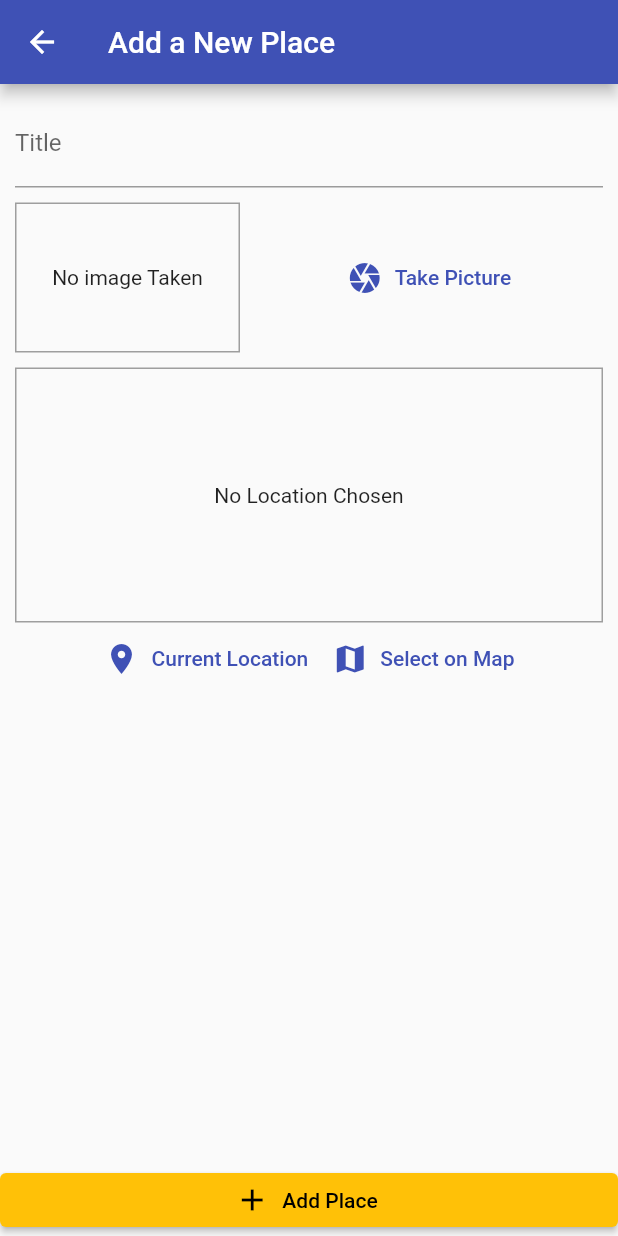
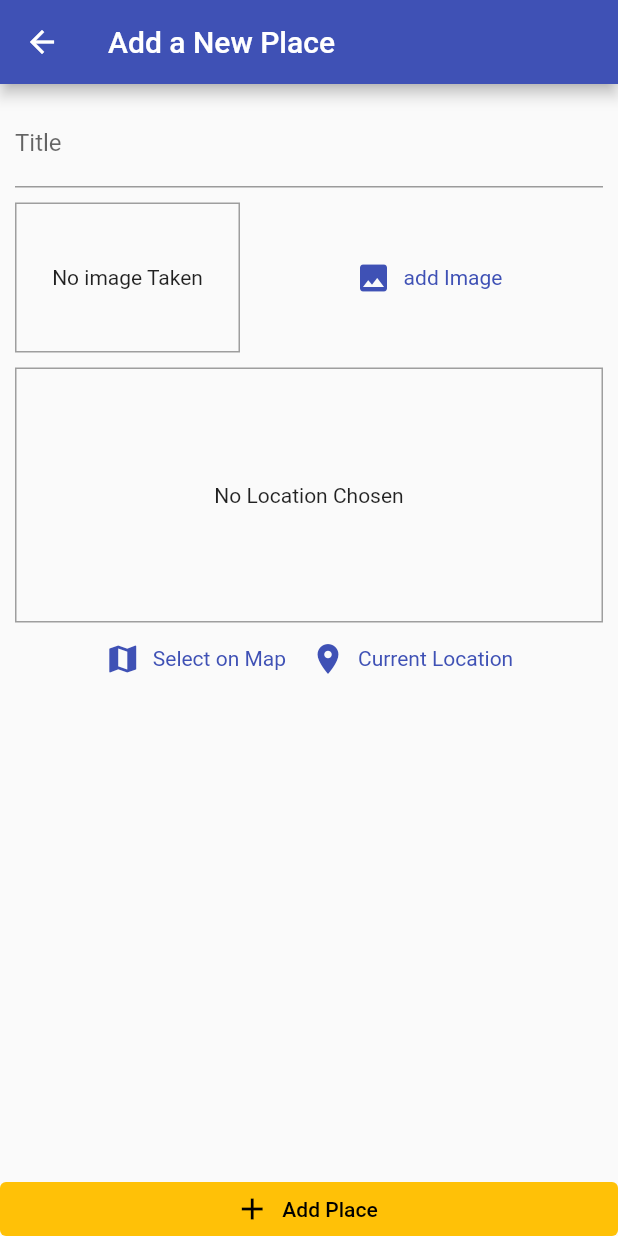
Before and after one commit to devopsengineering06/flutter_greatplaces_app, a Flutter app: the screen it shows after launch, after a tap on the "add" icon, on a phone screen of 412 x 824 dp. Run offline on Flutter 3.47's test engine with Material 2 defaults, Android fonts, the phone set to English and light mode, and no system bars; our stand-ins replace google_maps_flutter, image_picker, location, sqflite; accounts and stored records are empty.

```diff
--- a/lib/helpers/location_helper.dart
+++ b/lib/helpers/location_helper.dart
@@ -25,10 +25,10 @@ class LocationHelper {
   │                     Storing the Location in SQLite                       │
   └──────────────────────────────────────────────────────────────────────────┘
   https://www.udemy.com/course/learn-flutter-dart-to-build-ios-android-apps/learn/lecture/15200000#questions/18305654
-
+  https://github.com/devopsengineering06/flutter_greatplaces_app/commit/24baa138c9eae550d26796acc146d3ca8a2e909e
 */
 
-  static Future<String> getPlaceAddress(double? lat, double? lng) async {
+  static Future<String> getPlaceAddress(double lat, double lng) async {
     final url = Uri.parse(
         'https://maps.googleapis.com/maps/api/geocode/json?latlng=$lat,$lng&key=$googleApiKey');
     final response = await http.get(url);
--- a/lib/main.dart
+++ b/lib/main.dart
@@ -4,6 +4,7 @@ import 'package:provider/provider.dart';
 import './providers/great_places.dart';
 import './screens/places_list_screen.dart';
 import './screens/add_place_screen.dart';
+import './screens/place_detail_screen.dart';
 
 void main() {
   runApp(const MyApp());
@@ -28,12 +29,14 @@ class MyApp extends StatelessWidget {
       child: MaterialApp(
         title: 'Great Places',
         theme: ThemeData(
-          colorScheme: ColorScheme.fromSwatch()
-              .copyWith(primary: Colors.indigo, secondary: Colors.amber),
+          colorScheme: ColorScheme.fromSwatch(
+            primarySwatch: Colors.indigo,
+          ).copyWith(secondary: Colors.amber),
         ),
         home: const PlacesListScreen(),
         routes: {
           AddPlaceScreen.routeName: (ctx) => const AddPlaceScreen(),
+          PlaceDetailScreen.routeName: (ctx) => const PlaceDetailScreen(),
         },
       ),
     );
--- a/lib/models/place.dart
+++ b/lib/models/place.dart
@@ -13,10 +13,10 @@ class PlaceLocation {
 }
 
 class Place {
-  String? id;
-  String? title;
-  PlaceLocation? location;
-  File? image;
+  final String id;
+  final String title;
+  final PlaceLocation? location;
+  final File image;
 
   Place({
     required this.id,
--- a/lib/screens/add_place_screen.dart
+++ b/lib/screens/add_place_screen.dart
@@ -65,6 +65,7 @@ class _AddPlaceScreenState extends State<AddPlaceScreen> {
         ),
       ),
       body: Column(
+        mainAxisAlignment: MainAxisAlignment.spaceBetween,
         crossAxisAlignment: CrossAxisAlignment.stretch,
         children: [
           Expanded(
@@ -97,6 +98,8 @@ class _AddPlaceScreenState extends State<AddPlaceScreen> {
             style: ElevatedButton.styleFrom(
               backgroundColor: Theme.of(context).colorScheme.secondary,
               foregroundColor: Colors.black,
+              elevation: 0,
+              tapTargetSize: MaterialTapTargetSize.shrinkWrap,
             ),
           ),
         ],
--- a/lib/widgets/location_input.dart
+++ b/lib/widgets/location_input.dart
@@ -14,7 +14,7 @@ import '../screens/map_screen.dart';
 */
 
 class LocationInput extends StatefulWidget {
-  final Function onSelectPlace;
+  final Function? onSelectPlace;
 
   const LocationInput(this.onSelectPlace, {super.key});
 
@@ -46,8 +46,8 @@ class _LocationInputState extends State<LocationInput> {
   Future<void> _getCurrentUserLocation() async {
     try {
       final locData = await Location().getLocation();
-      _showPreview(locData.latitude as double, locData.longitude as double);
-      widget.onSelectPlace(locData.latitude, locData.longitude);
+      _showPreview(locData.latitude!, locData.longitude!);
+      widget.onSelectPlace!(locData.latitude, locData.longitude);
     } catch (e) {
       return;
     }
@@ -71,7 +71,8 @@ class _LocationInputState extends State<LocationInput> {
     // print(selectedLocation.latitude);
     // print(selectedLocation.longitude);
     _showPreview(selectedLocation.latitude, selectedLocation.longitude);
-    widget.onSelectPlace(selectedLocation.latitude, selectedLocation.longitude);
+    widget.onSelectPlace!(
+        selectedLocation.latitude, selectedLocation.longitude);
   }
 
   @override
@@ -100,14 +101,24 @@ class _LocationInputState extends State<LocationInput> {
           mainAxisAlignment: MainAxisAlignment.center,
           children: [
             TextButton.icon(
+              onPressed: _selectOnMap,
+              icon: const Icon(Icons.map),
+              label: const Text('Select on Map'),
+              style: TextButton.styleFrom(
+                textStyle: TextStyle(
+                  color: Theme.of(context).primaryColor,
+                ),
+              ),
+            ),
+            TextButton.icon(
               onPressed: _getCurrentUserLocation,
               icon: const Icon(Icons.location_on),
               label: const Text('Current Location'),
-            ),
-            TextButton.icon(
-              onPressed: _selectOnMap,
-              icon: const Icon(Icons.map),
-              label: const Text('Select on Map'),
+              style: TextButton.styleFrom(
+                textStyle: TextStyle(
+                  color: Theme.of(context).primaryColor,
+                ),
+              ),
             ),
           ],
         )
--- a/pubspec.yaml
+++ b/pubspec.yaml
@@ -36,7 +36,7 @@ dependencies:
   path_provider: ^2.0.11
   path: ^1.8.2
   sqflite: ^2.2.2
-  location: ^4.2.0
+  location: ^4.4.0
   google_maps_flutter: ^2.2.2
   http: ^0.13.5
 
```
Also changed, not shown: lib/providers/great_places.dart (+30 -11 lines), lib/screens/map_screen.dart (+14 -10 lines), lib/screens/place_detail_screen.dart (+67 -0 lines), lib/screens/places_list_screen.dart (+13 -10 lines), lib/widgets/image_input.dart (+61 -6 lines).
